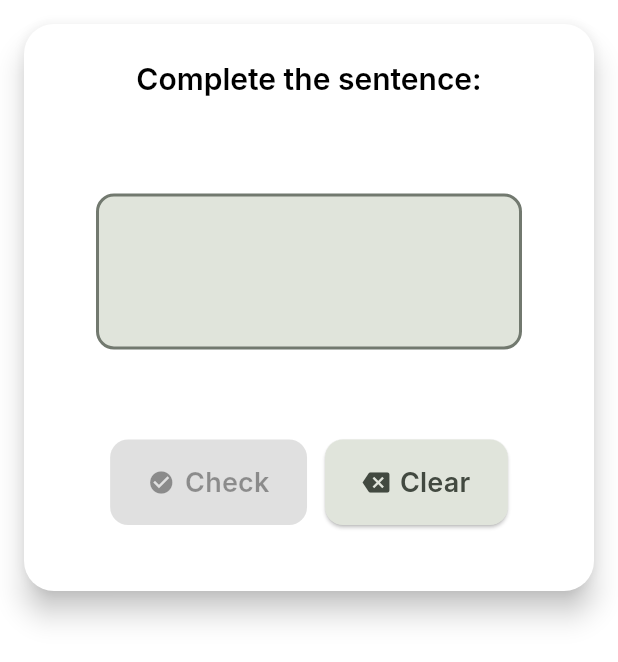
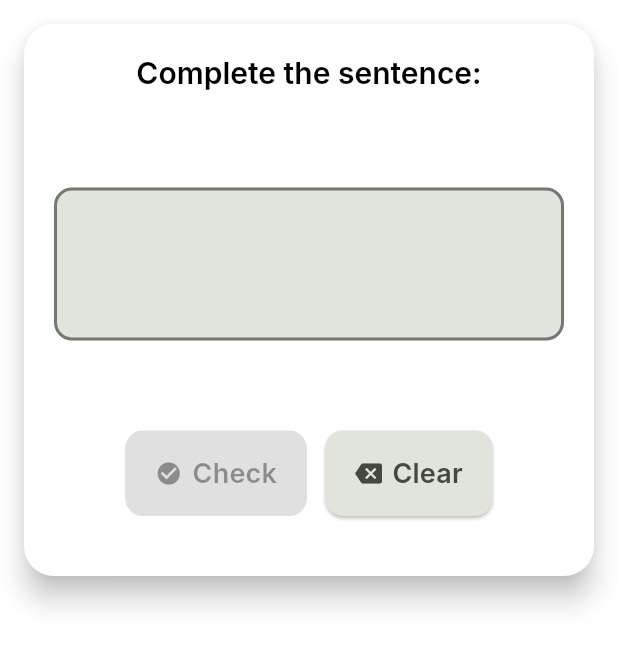
Before and after one commit to pritam-bs/the_kids_app, a Flutter app: the BuildSentenceExerciseCard widget shown alone on an empty page, opened directly with empty values, on a phone screen of 412 x 824 dp. Shown: the top 662 px of the screen. Run offline on Flutter 3.47's test engine with Material 3 defaults, Android fonts, the phone set to English and light mode, and no system bars; our stand-ins replace auto_route, cached_network_image, equatable, firebase_core, firebase_crashlytics, firebase_remote_config and 9 more; missing offline and left inert: background_downloader, cloudflare_r2, dart:js_interop; accounts and stored records are empty; Roboto replaces fonts that are missing (Inter).

Commit message:
UI improvement

```diff
--- a/lib/src/presentation/features/exercise/ui/exercise_card_widgets/build_sentence_exercise_card.dart
+++ b/lib/src/presentation/features/exercise/ui/exercise_card_widgets/build_sentence_exercise_card.dart
@@ -99,8 +99,7 @@ class _BuildSentenceExerciseCardState extends State<BuildSentenceExerciseCard>
 
     String selectedWordInBlank = '';
     if (_selectedOptionIndex != null) {
-      selectedWordInBlank =
-          _optionsPool[_selectedOptionIndex!];
+      selectedWordInBlank = _optionsPool[_selectedOptionIndex!];
     }
 
     setState(() {
@@ -187,8 +186,8 @@ class _BuildSentenceExerciseCardState extends State<BuildSentenceExerciseCard>
         Theme.of(context).textTheme.titleLarge!.fontSize! *
         (isLargeScreen ? 1.0 : 0.9);
     final double wordChipHeight = wordChipFontSize + 24;
-    final double wordChipWidth = wordChipFontSize * 3 + 24;
-    final double spacing = 10.0;
+    final double wordChipWidth = wordChipFontSize * 3 + 20;
+    final double spacing = 2.0;
 
     return Card(
       color: colorScheme.surface,
@@ -197,7 +196,7 @@ class _BuildSentenceExerciseCardState extends State<BuildSentenceExerciseCard>
       margin: const EdgeInsets.all(16),
       clipBehavior: Clip.antiAlias,
       child: SingleChildScrollView(
-        padding: const EdgeInsets.all(24.0),
+        padding: const EdgeInsets.all(20.0),
         child: Column(
           mainAxisAlignment: MainAxisAlignment.center,
           crossAxisAlignment: CrossAxisAlignment.center,
@@ -230,13 +229,13 @@ class _BuildSentenceExerciseCardState extends State<BuildSentenceExerciseCard>
               builder: (BuildContext context, BoxConstraints constraints) {
                 final double containerWidth = isLargeScreen
                     ? 600
-                    : constraints.maxWidth - (24.0 * 2);
+                    : constraints.maxWidth;
 
                 return Container(
                   width: containerWidth,
                   padding: const EdgeInsets.symmetric(
-                    horizontal: 10,
-                    vertical: 5,
+                    horizontal: 4,
+                    vertical: 4,
                   ),
                   decoration: BoxDecoration(
                     color: colorScheme.surfaceContainerHighest,
@@ -331,7 +330,7 @@ class _BuildSentenceExerciseCardState extends State<BuildSentenceExerciseCard>
                                               ),
                                         ),
                                         backgroundColor: colorScheme.surface,
-                                        padding: const EdgeInsets.all(8),
+                                        padding: const EdgeInsets.all(2),
                                       );
                                     }).toList(),
                                   ),
@@ -418,7 +417,7 @@ class _BuildSentenceExerciseCardState extends State<BuildSentenceExerciseCard>
                       borderRadius: BorderRadius.circular(12),
                     ),
                     padding: const EdgeInsets.symmetric(
-                      horizontal: 25,
+                      horizontal: 20,
                       vertical: 15,
                     ),
                     textStyle: Theme.of(context).textTheme.titleMedium,
@@ -435,7 +434,7 @@ class _BuildSentenceExerciseCardState extends State<BuildSentenceExerciseCard>
                       borderRadius: BorderRadius.circular(12),
                     ),
                     padding: const EdgeInsets.symmetric(
-                      horizontal: 25,
+                      horizontal: 20,
                       vertical: 15,
                     ),
                     textStyle: Theme.of(context).textTheme.titleMedium,
--- a/lib/src/presentation/features/exercise/ui/exercise_card_widgets/listen_choose_exercise_card.dart
+++ b/lib/src/presentation/features/exercise/ui/exercise_card_widgets/listen_choose_exercise_card.dart
@@ -139,7 +139,7 @@ class _ListenChooseExerciseCardState extends State<ListenChooseExerciseCard> {
                     elevation: 4,
                     padding: const EdgeInsets.symmetric(
                       horizontal: 20,
-                      vertical: 15,
+                      vertical: 8,
                     ),
                     overlayColor: Colors.transparent, // Prevent default overlay
                     surfaceTintColor:
--- a/lib/src/presentation/features/exercise/ui/exercise_card_widgets/match_word_exercise_card.dart
+++ b/lib/src/presentation/features/exercise/ui/exercise_card_widgets/match_word_exercise_card.dart
@@ -139,7 +139,7 @@ class _MatchWordExerciseCardState extends State<MatchWordExerciseCard> {
                     elevation: 4,
                     padding: const EdgeInsets.symmetric(
                       horizontal: 20,
-                      vertical: 15,
+                      vertical: 8,
                     ),
                   ),
                   child: Text(
--- a/lib/src/presentation/features/exercise/ui/exercise_screen.dart
+++ b/lib/src/presentation/features/exercise/ui/exercise_screen.dart
@@ -13,7 +13,6 @@ import 'package:the_kids_app/src/presentation/features/exercise/ui/exercise_card
 import 'package:the_kids_app/src/presentation/features/exercise/exercise_type.dart';
 import 'package:the_kids_app/src/presentation/features/exercise/ui/answer_feedback_overlay.dart';
 import 'package:the_kids_app/src/presentation/features/exercise/ui/exercise_card_widgets/listen_choose_exercise_card.dart';
-
 
 @RoutePage()
 class ExerciseScreen extends StatelessWidget implements AutoRouteWrapper {
@@ -111,7 +110,7 @@ class ExerciseScreen extends StatelessWidget implements AutoRouteWrapper {
     final double cardMaxWidth = isLargeScreen ? 500 : double.infinity;
     final double horizontalPadding = isLargeScreen
         ? (MediaQuery.of(context).size.width - cardMaxWidth) / 2
-        : 16.0;
+        : 0.0;
 
     return Padding(
       padding: EdgeInsets.symmetric(
@@ -216,6 +215,7 @@ class ExerciseScreen extends StatelessWidget implements AutoRouteWrapper {
                         }
                       : null,
                   icon: const Icon(Icons.arrow_forward),
+                  iconAlignment: IconAlignment.end,
                   label: const Text('Next'),
                   style: ElevatedButton.styleFrom(
                     foregroundColor: Theme.of(context).colorScheme.onPrimary,
```
Also changed, not shown: lib/src/presentation/features/exercise/ui/exercise_card_widgets/sentence_scramble_exercise_card.dart (+9 -9 lines), lib/src/presentation/features/exercise/ui/exercise_card_widgets/spell_word_exercise_card.dart (+9 -9 lines), lib/src/presentation/features/exercise_home/ui/exercise_home_screen.dart (+96 -28 lines).
